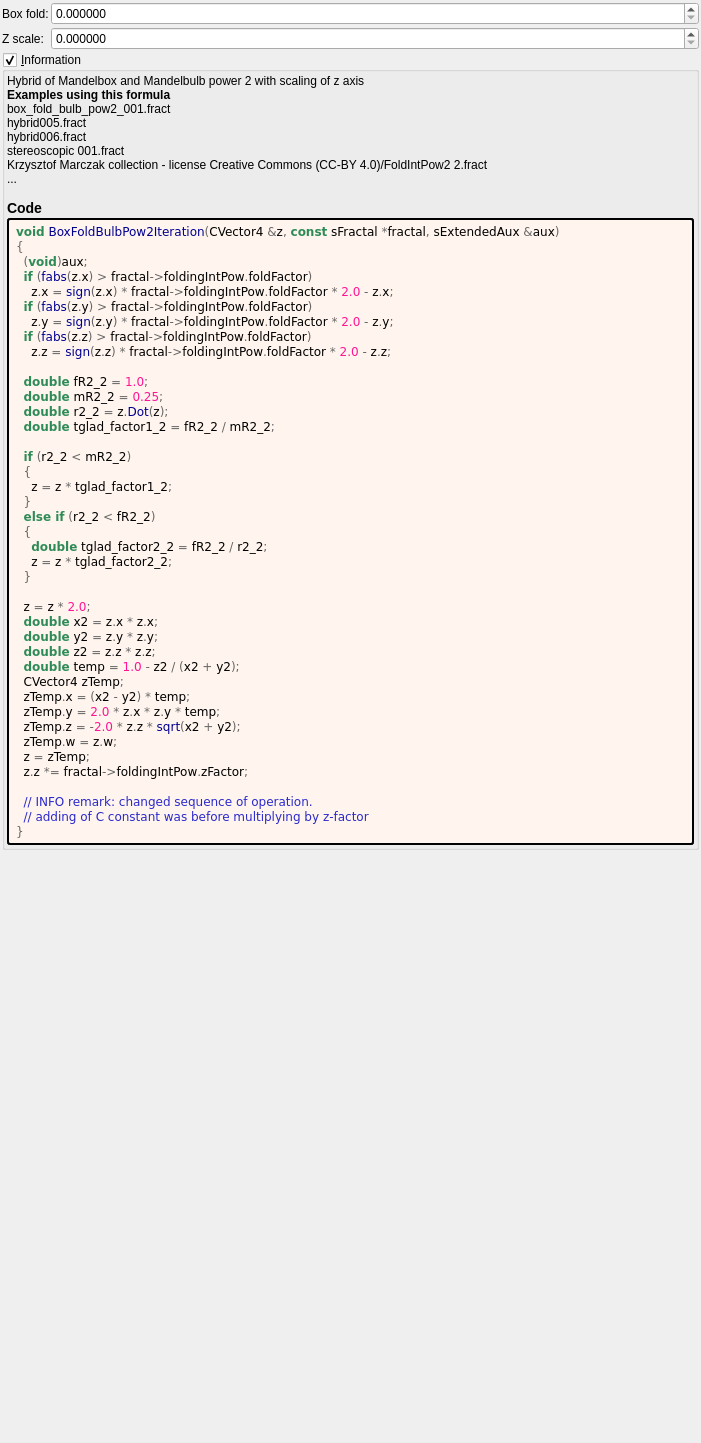
Above: mandelbulber2/formula/ui/box_fold_bulb_pow2.ui from buddhi1980/mandelbulber2 before the change. Below: the same form after it.
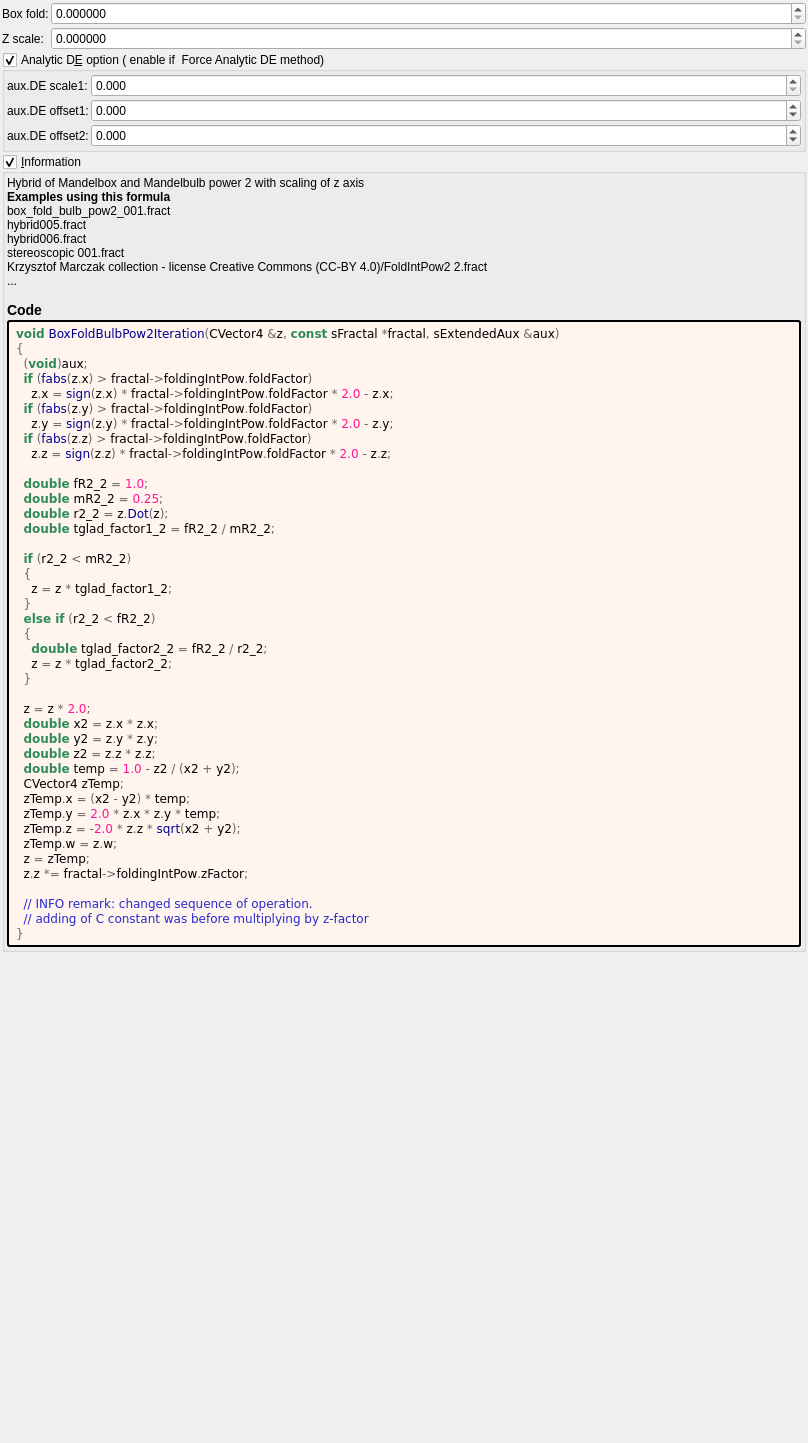
That is the form after the change. Custom widgets are drawn as their Qt base class.

Commit message: box_fold_bulb_pow2.ui beta analytic DE

```diff
--- a/mandelbulber2/formula/ui/box_fold_bulb_pow2.ui
+++ b/mandelbulber2/formula/ui/box_fold_bulb_pow2.ui
@@ -6,7 +6,7 @@
    <rect>
     <x>0</x>
     <y>0</y>
-    <width>701</width>
+    <width>808</width>
     <height>1443</height>
    </rect>
   </property>
@@ -106,6 +106,148 @@
      </item>
     </layout>
    </item>
+   <item>
+    <widget class="MyGroupBox" name="groupCheck_analyticDE_enabled_false">
+     <property name="toolTip">
+      <string>Occasionally disable in Hybrid Mode. A few hybrid settings may work best with the analytic DE code disabled in this formula.</string>
+     </property>
+     <property name="title">
+      <string>Analytic D&amp;E option ( enable if  Force Analytic DE method)</string>
+     </property>
+     <property name="checkable">
+      <bool>true</bool>
+     </property>
+     <layout class="QVBoxLayout" name="verticalLayout_52">
+      <property name="spacing">
+       <number>2</number>
+      </property>
+      <property name="leftMargin">
+       <number>2</number>
+      </property>
+      <property name="topMargin">
+       <number>2</number>
+      </property>
+      <property name="rightMargin">
+       <number>2</number>
+      </property>
+      <property name="bottomMargin">
+       <number>2</number>
+      </property>
+      <item>
+       <layout class="QGridLayout" name="gridLayout_27" columnstretch="0,0,1">
+        <property name="spacing">
+         <number>2</number>
+        </property>
+        <item row="2" column="2">
+         <widget class="MyDoubleSpinBox" name="spinbox_analyticDE_offset_1">
+          <property name="sizePolicy">
+           <sizepolicy hsizetype="Minimum" vsizetype="Maximum">
+            <horstretch>0</horstretch>
+            <verstretch>0</verstretch>
+           </sizepolicy>
+          </property>
+          <property name="prefix">
+           <string/>
+          </property>
+          <property name="suffix">
+           <string/>
+          </property>
+          <property name="decimals">
+           <number>3</number>
+          </property>
+          <property name="minimum">
+           <double>-99.000000000000000</double>
+          </property>
+          <property name="maximum">
+           <double>99.000000000000000</double>
+          </property>
+          <property name="singleStep">
+           <double>0.100000000000000</double>
+          </property>
+         </widget>
+        </item>
+        <item row="1" column="2">
+         <widget class="MyDoubleSpinBox" name="spinbox_analyticDE_scale_1">
+          <property name="sizePolicy">
+           <sizepolicy hsizetype="Minimum" vsizetype="Maximum">
+            <horstretch>0</horstretch>
+            <verstretch>0</verstretch>
+           </sizepolicy>
+          </property>
+          <property name="prefix">
+           <string/>
+          </property>
+          <property name="suffix">
+           <string/>
+          </property>
+          <property name="decimals">
+           <number>3</number>
+          </property>
+          <property name="minimum">
+           <double>0.000000000000000</double>
+          </property>
+          <property name="maximum">
+           <double>99.000000000000000</double>
+          </property>
+          <property name="singleStep">
+           <double>0.100000000000000</double>
+          </property>
+         </widget>
+        </item>
+        <item row="2" column="1">
+         <widget class="QLabel" name="label_177">
+          <property name="text">
+           <string>aux.DE offset1:</string>
+          </property>
+         </widget>
+        </item>
+        <item row="1" column="1">
+         <widget class="QLabel" name="label_176">
+          <property name="text">
+           <string>aux.DE scale1:</string>
+          </property>
+         </widget>
+        </item>
+        <item row="3" column="2">
+         <widget class="MyDoubleSpinBox" name="spinbox_analyticDE_offset_2">
+          <property name="sizePolicy">
+           <sizepolicy hsizetype="Minimum" vsizetype="Maximum">
+            <horstretch>0</horstretch>
+            <verstretch>0</verstretch>
+           </sizepolicy>
+          </property>
+          <property name="prefix">
+           <string/>
+          </property>
+          <property name="suffix">
+           <string/>
+          </property>
+          <property name="decimals">
+           <number>3</number>
+          </property>
+          <property name="minimum">
+           <double>-99.000000000000000</double>
+          </property>
+          <property name="maximum">
+           <double>99.000000000000000</double>
+          </property>
+          <property name="singleStep">
+           <double>0.100000000000000</double>
+          </property>
+         </widget>
+        </item>
+        <item row="3" column="1">
+         <widget class="QLabel" name="label_178">
+          <property name="text">
+           <string>aux.DE offset2:</string>
+          </property>
+         </widget>
+        </item>
+       </layout>
+      </item>
+     </layout>
+    </widget>
+   </item>
    <item>
     <widget class="MyGroupBox" name="groupCheck_info">
      <property name="title">
```
Left out of the diff: 2 changed lines with no effect on the pictures. The commit also changes 1 other file.
